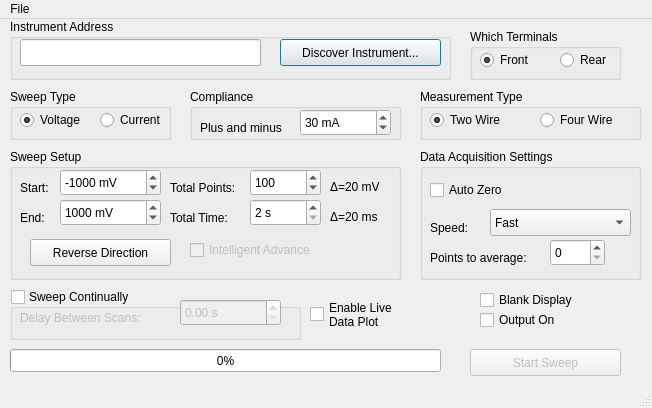
Qt form ivSweeper.ui (greysAcademicCode/i-v-vs-time-taker) before a commit.
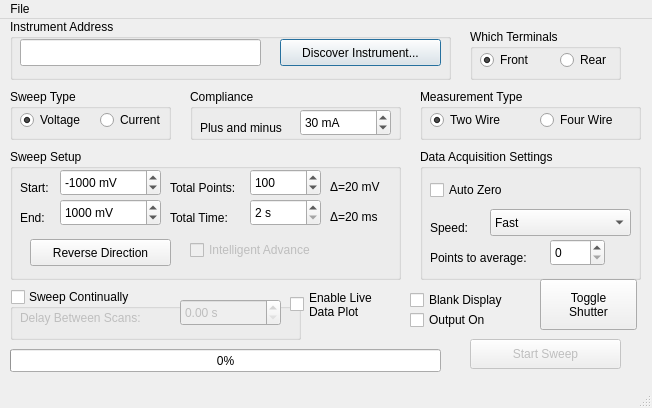
The same form after that commit.

Commit message: shutter button testing

The edit to the form file:
```diff
--- a/ivSweeper.ui
+++ b/ivSweeper.ui
@@ -75,9 +75,9 @@
     <property name="geometry">
      <rect>
       <x>470</x>
-      <y>330</y>
+      <y>320</y>
       <width>151</width>
-      <height>27</height>
+      <height>30</height>
      </rect>
     </property>
     <property name="text">
@@ -624,9 +624,9 @@
    <widget class="QCheckBox" name="outputCheck">
     <property name="geometry">
      <rect>
-      <x>480</x>
+      <x>410</x>
       <y>290</y>
-      <width>141</width>
+      <width>121</width>
       <height>22</height>
      </rect>
     </property>
@@ -701,9 +701,9 @@
    <widget class="QCheckBox" name="displayBlankCheck">
     <property name="geometry">
      <rect>
-      <x>480</x>
+      <x>410</x>
       <y>270</y>
-      <width>121</width>
+      <width>120</width>
       <height>22</height>
      </rect>
     </property>
@@ -717,8 +717,8 @@
    <widget class="QCheckBox" name="checkBox">
     <property name="geometry">
      <rect>
-      <x>310</x>
-      <y>280</y>
+      <x>290</x>
+      <y>270</y>
       <width>131</width>
       <height>31</height>
      </rect>
@@ -728,6 +728,23 @@
 Data Plot</string>
     </property>
    </widget>
+   <widget class="QPushButton" name="shutterButton">
+    <property name="enabled">
+     <bool>true</bool>
+    </property>
+    <property name="geometry">
+     <rect>
+      <x>540</x>
+      <y>260</y>
+      <width>97</width>
+      <height>51</height>
+     </rect>
+    </property>
+    <property name="text">
+     <string>Toggle
+Shutter</string>
+    </property>
+   </widget>
   </widget>
   <widget class="QMenuBar" name="menubar">
    <property name="geometry">
```
The commit also changes 2 other files.
